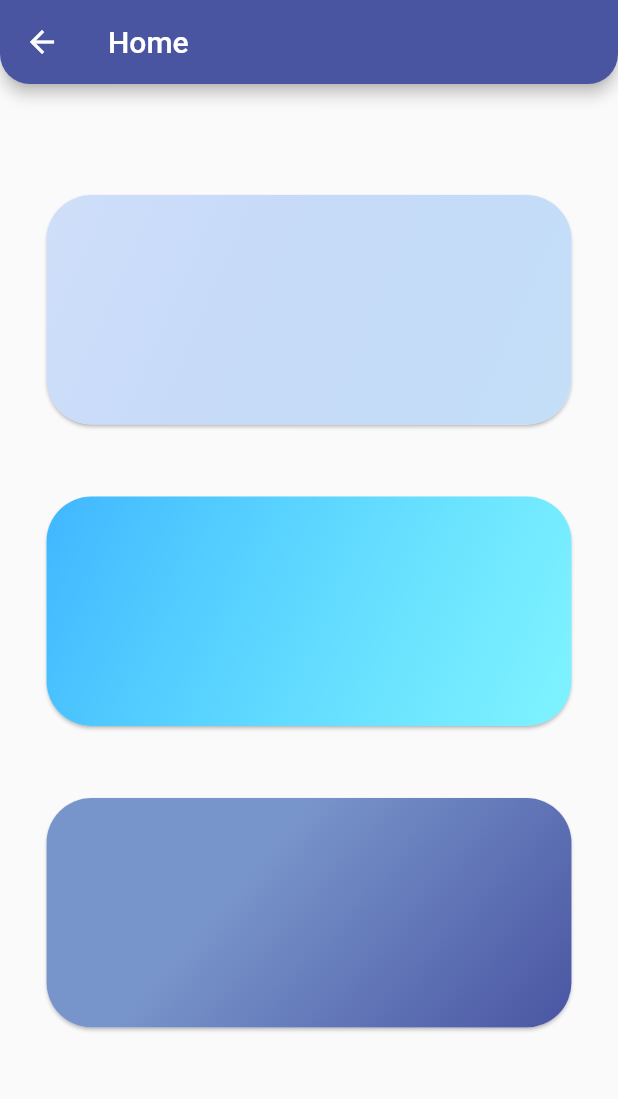
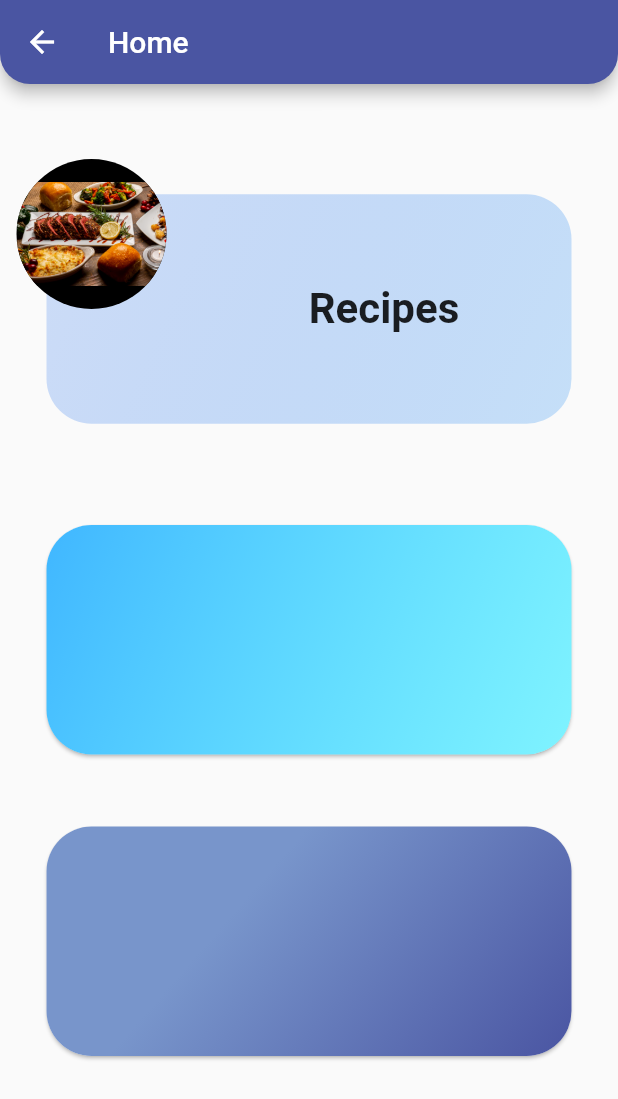
Before and after one commit to Ladan-Rajabian/my-project, a Flutter app: the HomeWidget screen opened directly, on a phone screen of 412 x 824 dp. Shown: the top 1099 px of the screen. Run offline on Flutter 3.47's test engine with Material 2 defaults, Android fonts, the phone set to English and light mode, and no system bars; our stand-ins replace gap.

Commit message:
recipes card added

```diff
--- a/lib/home/home_page.dart
+++ b/lib/home/home_page.dart
@@ -1,5 +1,5 @@
-
 import 'package:flutter/material.dart';
+import 'package:gap/gap.dart';
 
 class HomeWidget extends StatelessWidget {
   const HomeWidget({super.key});
@@ -19,13 +19,14 @@ class HomeWidget extends StatelessWidget {
       body: Center(
         child: Column(
           children: [
-            const SizedBox(
-              height: 70,
-            ),
-            Card(
-              shape: RoundedRectangleBorder(
-                  borderRadius: BorderRadius.circular((30))),
-              child: Container(
+            const Gap(50),
+            SizedBox(
+                height: 200,
+                width: 390,
+                child: Stack(
+                  alignment: Alignment.center,
+                  children: [
+                    Container(
                       decoration: BoxDecoration(
                         borderRadius: BorderRadius.circular(30),
                         gradient: const LinearGradient(
@@ -40,7 +41,28 @@ class HomeWidget extends StatelessWidget {
                       height: 153,
                       width: 350,
                     ),
+                    Align(
+                      alignment: Alignment.topLeft,
+                      child: Container(
+                          height: 100,
+                          width: 100,
+                          decoration: BoxDecoration(
+                              image: const DecorationImage(
+                                  image: AssetImage(
+                                      'assets/image/recipescard.png')),
+                              borderRadius: BorderRadius.circular(500),
+                              color: Colors.black)),
                     ),
+                    Container(
+                      margin: const EdgeInsets.only(left: 100),
+                      child: const Text(
+                        'Recipes',
+                        style: TextStyle(
+                            fontSize: 28, fontWeight: FontWeight.w600),
+                      ),
+                    )
+                  ],
+                )),
             const SizedBox(
               height: 40,
             ),
--- a/pubspec.yaml
+++ b/pubspec.yaml
@@ -35,6 +35,7 @@ dependencies:
   # The following adds the Cupertino Icons font to your application.
   # Use with the CupertinoIcons class for iOS style icons.
   cupertino_icons: ^1.0.2
+  gap: ^3.0.1
 
 dev_dependencies:
   flutter_test:
@@ -61,7 +62,7 @@ flutter:
   # To add assets to your application, add an assets section, like this:
   assets:
     - assets/logo/logo.png
-  #   - images/a_dot_ham.jpeg
+    - assets/image/
 
   # An image asset can refer to one or more resolution-specific "variants", see
   # https://flutter.dev/assets-and-images/#resolution-aware
```
Also changed, not shown: assets/image/recipescard.png (added), pubspec.lock. Lines whose indentation alone changed are shown as unchanged.
